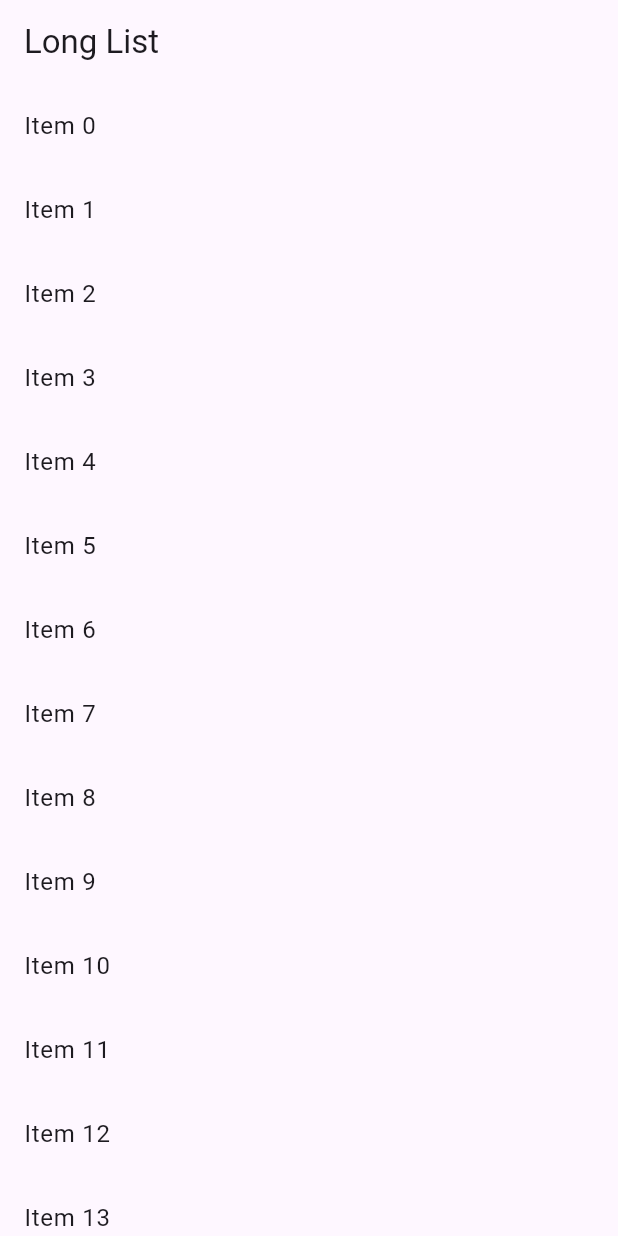
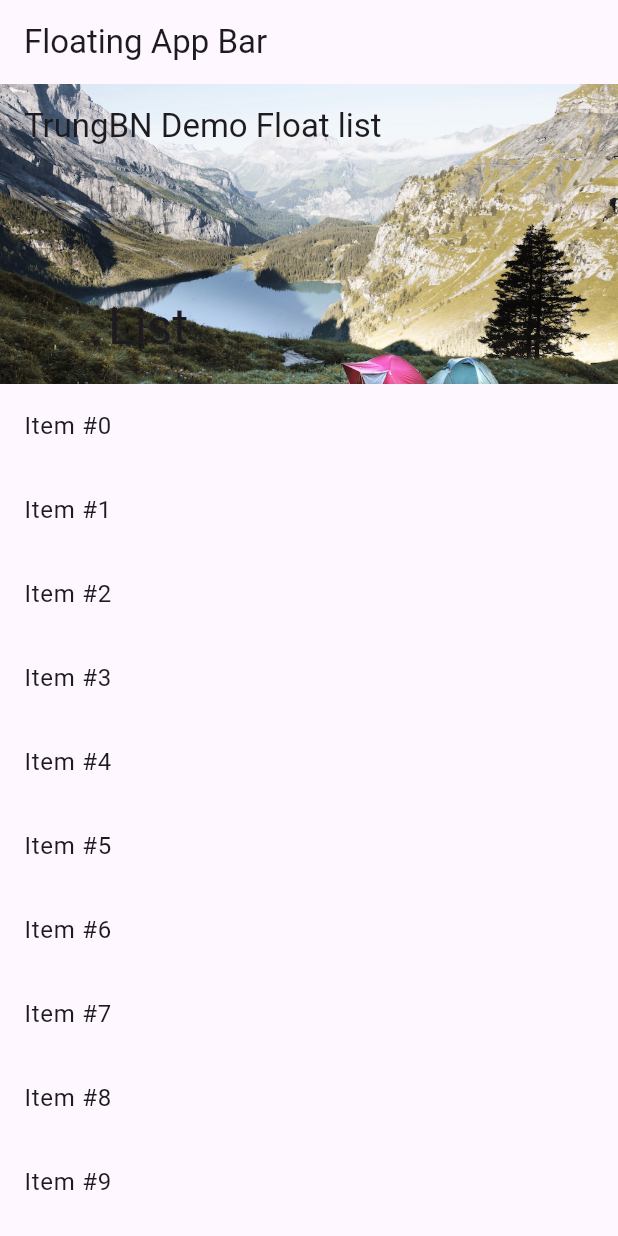
Before and after one commit to namtrungit/FlutterStudyTrungbn, a Flutter app: the screen it shows after launch, on a phone screen of 412 x 824 dp. Run offline on Flutter 3.47's test engine with Material 3 defaults, Android fonts, the phone set to English and light mode, and no system bars.

Commit message:
Sample with CustomScrollView & Sliver

```diff
--- a/lib/main.dart
+++ b/lib/main.dart
@@ -6,21 +6,32 @@ void main() {
 
 class MyApp extends StatelessWidget {
   MyApp({super.key});
-  final List<String> items = List<String>.generate(10000, (i) => 'Item $i');
+  final List<String> items = List<String>.generate(100, (i) => 'Item $i');
   @override
   Widget build(BuildContext context) {
-    const title = 'Long List';
+    const title = 'Floating App Bar';
 
     return MaterialApp(
       title: title,
       home: Scaffold(
         appBar: AppBar(title: const Text(title)),
-        body: ListView.builder(
-          itemCount: items.length,
-          prototypeItem: ListTile(title: Text(items.first)),
-          itemBuilder: (context, index) {
-            return ListTile(title: Text(items[index]));
-          },
+        body: CustomScrollView(
+          slivers: [
+            SliverAppBar(
+              title: Text('TrungBN Demo Float list'),
+              pinned: true,
+              flexibleSpace: FlexibleSpaceBar(
+                title: Text('List'),
+                background: Image.asset('images/lake.jpg', fit: BoxFit.cover),
+              ),
+              expandedHeight: 200,
+            ),
+            SliverList.builder(
+              itemBuilder: (context, index) =>
+                  ListTile(title: Text('Item #$index')),
+                  itemCount: 50,
+            ),
+          ],
         ),
       ),
     );
```
